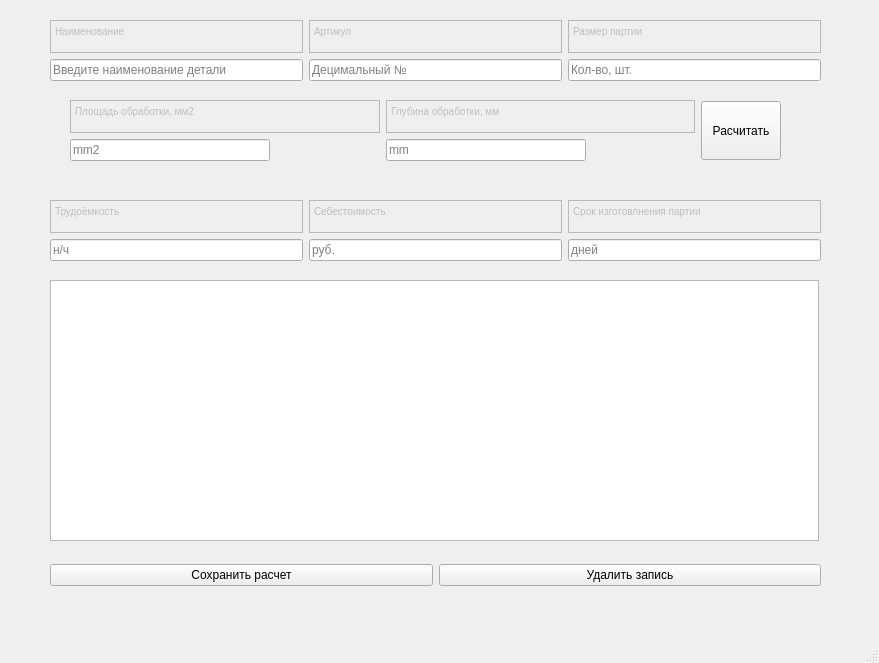
Old version of the form Kalkulation.ui in the repository xah-t/pyqtexam.
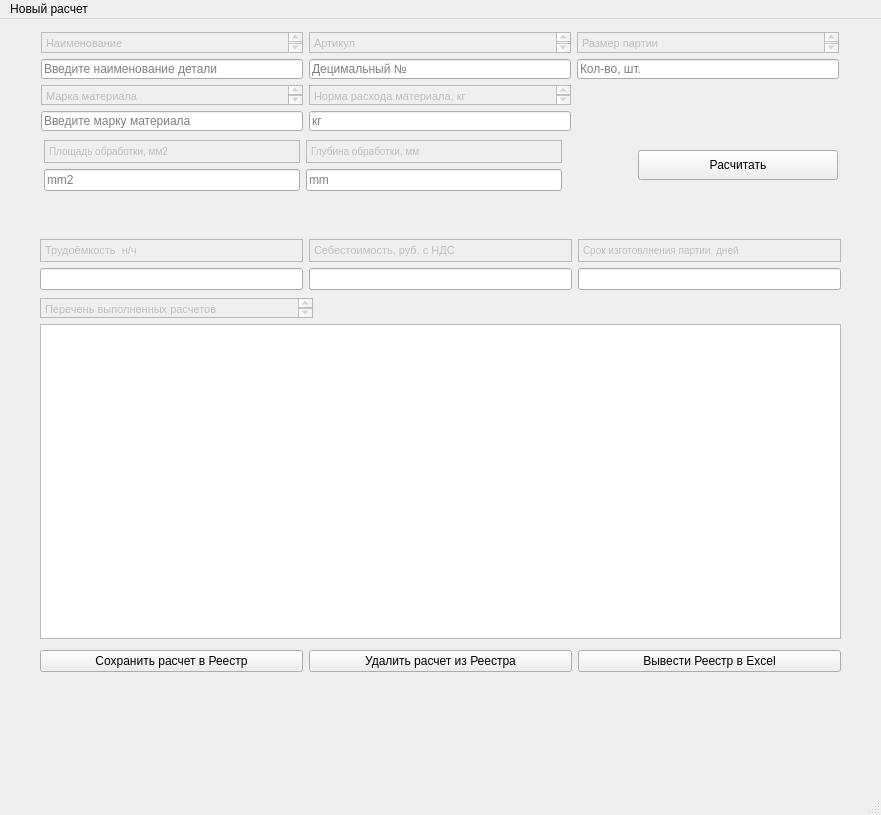
New version of the form.

Commit message: new UI_MainWindow - Kalkulation.py new DB - fieldlist_var2

```diff
--- a/Kalkulation.ui
+++ b/Kalkulation.ui
@@ -6,8 +6,8 @@
    <rect>
     <x>0</x>
     <y>0</y>
-    <width>879</width>
-    <height>663</height>
+    <width>881</width>
+    <height>815</height>
    </rect>
   </property>
   <property name="minimumSize">
@@ -23,10 +23,237 @@
    <widget class="QWidget" name="layoutWidget">
     <property name="geometry">
      <rect>
-      <x>50</x>
-      <y>20</y>
-      <width>771</width>
-      <height>61</height>
+      <x>40</x>
+      <y>220</y>
+      <width>801</width>
+      <height>51</height>
+     </rect>
+    </property>
+    <layout class="QHBoxLayout" name="horizontalLayout_3">
+     <item>
+      <layout class="QVBoxLayout" name="verticalLayout">
+       <item>
+        <widget class="QTextEdit" name="textEdit">
+         <property name="enabled">
+          <bool>false</bool>
+         </property>
+         <property name="readOnly">
+          <bool>true</bool>
+         </property>
+         <property name="markdown">
+          <string>Трудоёмкость  н/ч
+
+</string>
+         </property>
+         <property name="html">
+          <string>&lt;!DOCTYPE HTML PUBLIC &quot;-//W3C//DTD HTML 4.0//EN&quot; &quot;http://www.w3.org/TR/REC-html40/strict.dtd&quot;&gt;
+&lt;html&gt;&lt;head&gt;&lt;meta name=&quot;qrichtext&quot; content=&quot;1&quot; /&gt;&lt;style type=&quot;text/css&quot;&gt;
+p, li { white-space: pre-wrap; }
+&lt;/style&gt;&lt;/head&gt;&lt;body style=&quot; font-family:'MS Shell Dlg 2'; font-size:8.25pt; font-weight:400; font-style:normal;&quot;&gt;
+&lt;p style=&quot; margin-top:5px; margin-bottom:5px; margin-left:0px; margin-right:0px; -qt-block-indent:0; text-indent:0px;&quot;&gt;Трудоёмкость  н/ч&lt;/p&gt;&lt;/body&gt;&lt;/html&gt;</string>
+         </property>
+        </widget>
+       </item>
+       <item>
+        <widget class="QLineEdit" name="LETrudoemkost">
+         <property name="inputMask">
+          <string/>
+         </property>
+         <property name="text">
+          <string/>
+         </property>
+         <property name="placeholderText">
+          <string/>
+         </property>
+        </widget>
+       </item>
+      </layout>
+     </item>
+     <item>
+      <layout class="QVBoxLayout" name="verticalLayout_2">
+       <item>
+        <widget class="QTextEdit" name="textEdit_2">
+         <property name="enabled">
+          <bool>false</bool>
+         </property>
+         <property name="readOnly">
+          <bool>true</bool>
+         </property>
+         <property name="markdown">
+          <string>Себестоимость, руб. с НДС
+
+</string>
+         </property>
+         <property name="html">
+          <string>&lt;!DOCTYPE HTML PUBLIC &quot;-//W3C//DTD HTML 4.0//EN&quot; &quot;http://www.w3.org/TR/REC-html40/strict.dtd&quot;&gt;
+&lt;html&gt;&lt;head&gt;&lt;meta name=&quot;qrichtext&quot; content=&quot;1&quot; /&gt;&lt;style type=&quot;text/css&quot;&gt;
+p, li { white-space: pre-wrap; }
+&lt;/style&gt;&lt;/head&gt;&lt;body style=&quot; font-family:'MS Shell Dlg 2'; font-size:8.25pt; font-weight:400; font-style:normal;&quot;&gt;
+&lt;p style=&quot; margin-top:5px; margin-bottom:5px; margin-left:0px; margin-right:0px; -qt-block-indent:0; text-indent:0px;&quot;&gt;Себестоимость, руб. с НДС&lt;/p&gt;&lt;/body&gt;&lt;/html&gt;</string>
+         </property>
+        </widget>
+       </item>
+       <item>
+        <widget class="QLineEdit" name="LESebestoimost">
+         <property name="inputMask">
+          <string/>
+         </property>
+         <property name="text">
+          <string/>
+         </property>
+         <property name="placeholderText">
+          <string/>
+         </property>
+        </widget>
+       </item>
+      </layout>
+     </item>
+     <item>
+      <layout class="QVBoxLayout" name="verticalLayout_3">
+       <item>
+        <widget class="QTextEdit" name="textEdit_3">
+         <property name="enabled">
+          <bool>false</bool>
+         </property>
+         <property name="readOnly">
+          <bool>true</bool>
+         </property>
+         <property name="html">
+          <string>&lt;!DOCTYPE HTML PUBLIC &quot;-//W3C//DTD HTML 4.0//EN&quot; &quot;http://www.w3.org/TR/REC-html40/strict.dtd&quot;&gt;
+&lt;html&gt;&lt;head&gt;&lt;meta name=&quot;qrichtext&quot; content=&quot;1&quot; /&gt;&lt;style type=&quot;text/css&quot;&gt;
+p, li { white-space: pre-wrap; }
+&lt;/style&gt;&lt;/head&gt;&lt;body style=&quot; font-family:'MS Shell Dlg 2'; font-size:8.25pt; font-weight:400; font-style:normal;&quot;&gt;
+&lt;p style=&quot; margin-top:0px; margin-bottom:0px; margin-left:0px; margin-right:0px; -qt-block-indent:0; text-indent:0px;&quot;&gt;&lt;span style=&quot; font-size:7.8pt;&quot;&gt;Срок изготовлнения партии, дней&lt;/span&gt;&lt;/p&gt;&lt;/body&gt;&lt;/html&gt;</string>
+         </property>
+        </widget>
+       </item>
+       <item>
+        <widget class="QLineEdit" name="LEVremyapartii">
+         <property name="text">
+          <string/>
+         </property>
+         <property name="placeholderText">
+          <string/>
+         </property>
+        </widget>
+       </item>
+      </layout>
+     </item>
+    </layout>
+   </widget>
+   <widget class="QWidget" name="">
+    <property name="geometry">
+     <rect>
+      <x>40</x>
+      <y>630</y>
+      <width>801</width>
+      <height>25</height>
+     </rect>
+    </property>
+    <layout class="QHBoxLayout" name="horizontalLayout_2">
+     <item>
+      <widget class="QPushButton" name="PBSaved">
+       <property name="text">
+        <string>Сохранить расчет в Реестр</string>
+       </property>
+      </widget>
+     </item>
+     <item>
+      <widget class="QPushButton" name="PBMoved">
+       <property name="text">
+        <string>Удалить расчет из Реестра</string>
+       </property>
+      </widget>
+     </item>
+     <item>
+      <widget class="QPushButton" name="PBExtract">
+       <property name="text">
+        <string>Вывести Реестр в Excel</string>
+       </property>
+      </widget>
+     </item>
+    </layout>
+   </widget>
+   <widget class="QWidget" name="">
+    <property name="geometry">
+     <rect>
+      <x>40</x>
+      <y>279</y>
+      <width>801</width>
+      <height>341</height>
+     </rect>
+    </property>
+    <layout class="QVBoxLayout" name="verticalLayout_12">
+     <item>
+      <layout class="QHBoxLayout" name="horizontalLayout_6">
+       <item>
+        <widget class="QTextEdit" name="textEdit_11">
+         <property name="enabled">
+          <bool>false</bool>
+         </property>
+         <property name="maximumSize">
+          <size>
+           <width>16777215</width>
+           <height>20</height>
+          </size>
+         </property>
+         <property name="readOnly">
+          <bool>true</bool>
+         </property>
+         <property name="markdown">
+          <string>Перечень выполненных расчетов
+
+</string>
+         </property>
+         <property name="html">
+          <string>&lt;!DOCTYPE HTML PUBLIC &quot;-//W3C//DTD HTML 4.0//EN&quot; &quot;http://www.w3.org/TR/REC-html40/strict.dtd&quot;&gt;
+&lt;html&gt;&lt;head&gt;&lt;meta name=&quot;qrichtext&quot; content=&quot;1&quot; /&gt;&lt;style type=&quot;text/css&quot;&gt;
+p, li { white-space: pre-wrap; }
+&lt;/style&gt;&lt;/head&gt;&lt;body style=&quot; font-family:'MS Shell Dlg 2'; font-size:8.25pt; font-weight:400; font-style:normal;&quot;&gt;
+&lt;p style=&quot; margin-top:5px; margin-bottom:5px; margin-left:0px; margin-right:0px; -qt-block-indent:0; text-indent:0px;&quot;&gt;Перечень выполненных расчетов&lt;/p&gt;&lt;/body&gt;&lt;/html&gt;</string>
+         </property>
+        </widget>
+       </item>
+       <item>
+        <spacer name="horizontalSpacer">
+         <property name="orientation">
+          <enum>Qt::Horizontal</enum>
+         </property>
+         <property name="sizeHint" stdset="0">
+          <size>
+           <width>528</width>
+           <height>20</height>
+          </size>
+         </property>
+        </spacer>
+       </item>
+      </layout>
+     </item>
+     <item>
+      <widget class="QTableView" name="tableView">
+       <property name="minimumSize">
+        <size>
+         <width>0</width>
+         <height>300</height>
+        </size>
+       </property>
+       <property name="maximumSize">
+        <size>
+         <width>16777215</width>
+         <height>500</height>
+        </size>
+       </property>
+      </widget>
+     </item>
+    </layout>
+   </widget>
+   <widget class="QWidget" name="">
+    <property name="geometry">
+     <rect>
+      <x>41</x>
+      <y>13</y>
+      <width>798</width>
+      <height>47</height>
      </rect>
     </property>
     <layout class="QHBoxLayout" name="horizontalLayout">
@@ -44,8 +271,8 @@
           <string>&lt;!DOCTYPE HTML PUBLIC &quot;-//W3C//DTD HTML 4.0//EN&quot; &quot;http://www.w3.org/TR/REC-html40/strict.dtd&quot;&gt;
 &lt;html&gt;&lt;head&gt;&lt;meta name=&quot;qrichtext&quot; content=&quot;1&quot; /&gt;&lt;style type=&quot;text/css&quot;&gt;
 p, li { white-space: pre-wrap; }
-&lt;/style&gt;&lt;/head&gt;&lt;body style=&quot; font-family:'MS Shell Dlg 2'; font-size:7.8pt; font-weight:400; font-style:normal;&quot;&gt;
-&lt;p style=&quot; margin-top:0px; margin-bottom:0px; margin-left:0px; margin-right:0px; -qt-block-indent:0; text-indent:0px;&quot;&gt;Наименование&lt;/p&gt;&lt;/body&gt;&lt;/html&gt;</string>
+&lt;/style&gt;&lt;/head&gt;&lt;body style=&quot; font-family:'MS Shell Dlg 2'; font-size:8.25pt; font-weight:400; font-style:normal;&quot;&gt;
+&lt;p style=&quot; margin-top:5px; margin-bottom:5px; margin-left:0px; margin-right:0px; -qt-block-indent:0; text-indent:0px;&quot;&gt;Наименование&lt;/p&gt;&lt;/body&gt;&lt;/html&gt;</string>
          </property>
         </widget>
        </item>
@@ -90,8 +317,8 @@
           <string>&lt;!DOCTYPE HTML PUBLIC &quot;-//W3C//DTD HTML 4.0//EN&quot; &quot;http://www.w3.org/TR/REC-html40/strict.dtd&quot;&gt;
 &lt;html&gt;&lt;head&gt;&lt;meta name=&quot;qrichtext&quot; content=&quot;1&quot; /&gt;&lt;style type=&quot;text/css&quot;&gt;
 p, li { white-space: pre-wrap; }
-&lt;/style&gt;&lt;/head&gt;&lt;body style=&quot; font-family:'MS Shell Dlg 2'; font-size:7.8pt; font-weight:400; font-style:normal;&quot;&gt;
-&lt;p style=&quot; margin-top:0px; margin-bottom:0px; margin-left:0px; margin-right:0px; -qt-block-indent:0; text-indent:0px;&quot;&gt;Артикул&lt;/p&gt;&lt;/body&gt;&lt;/html&gt;</string>
+&lt;/style&gt;&lt;/head&gt;&lt;body style=&quot; font-family:'MS Shell Dlg 2'; font-size:8.25pt; font-weight:400; font-style:normal;&quot;&gt;
+&lt;p style=&quot; margin-top:5px; margin-bottom:5px; margin-left:0px; margin-right:0px; -qt-block-indent:0; text-indent:0px;&quot;&gt;Артикул&lt;/p&gt;&lt;/body&gt;&lt;/html&gt;</string>
          </property>
         </widget>
        </item>
@@ -124,8 +351,8 @@
           <string>&lt;!DOCTYPE HTML PUBLIC &quot;-//W3C//DTD HTML 4.0//EN&quot; &quot;http://www.w3.org/TR/REC-html40/strict.dtd&quot;&gt;
 &lt;html&gt;&lt;head&gt;&lt;meta name=&quot;qrichtext&quot; content=&quot;1&quot; /&gt;&lt;style type=&quot;text/css&quot;&gt;
 p, li { white-space: pre-wrap; }
-&lt;/style&gt;&lt;/head&gt;&lt;body style=&quot; font-family:'MS Shell Dlg 2'; font-size:7.8pt; font-weight:400; font-style:normal;&quot;&gt;
-&lt;p style=&quot; margin-top:0px; margin-bottom:0px; margin-left:0px; margin-right:0px; -qt-block-indent:0; text-indent:0px;&quot;&gt;Размер партии&lt;/p&gt;&lt;/body&gt;&lt;/html&gt;</string>
+&lt;/style&gt;&lt;/head&gt;&lt;body style=&quot; font-family:'MS Shell Dlg 2'; font-size:8.25pt; font-weight:400; font-style:normal;&quot;&gt;
+&lt;p style=&quot; margin-top:5px; margin-bottom:5px; margin-left:0px; margin-right:0px; -qt-block-indent:0; text-indent:0px;&quot;&gt;Размер партии&lt;/p&gt;&lt;/body&gt;&lt;/html&gt;</string>
          </property>
         </widget>
        </item>
@@ -152,153 +379,143 @@
      </item>
     </layout>
    </widget>
-   <widget class="QWidget" name="layoutWidget">
+   <widget class="QWidget" name="">
     <property name="geometry">
      <rect>
-      <x>50</x>
-      <y>200</y>
-      <width>771</width>
-      <height>61</height>
-     </rect>
-    </property>
-    <layout class="QHBoxLayout" name="horizontalLayout_3">
-     <item>
-      <layout class="QVBoxLayout" name="verticalLayout">
-       <item>
-        <widget class="QTextEdit" name="textEdit">
-         <property name="enabled">
-          <bool>false</bool>
-         </property>
-         <property name="readOnly">
-          <bool>true</bool>
-         </property>
-         <property name="html">
-          <string>&lt;!DOCTYPE HTML PUBLIC &quot;-//W3C//DTD HTML 4.0//EN&quot; &quot;http://www.w3.org/TR/REC-html40/strict.dtd&quot;&gt;
-&lt;html&gt;&lt;head&gt;&lt;meta name=&quot;qrichtext&quot; content=&quot;1&quot; /&gt;&lt;style type=&quot;text/css&quot;&gt;
-p, li { white-space: pre-wrap; }
-&lt;/style&gt;&lt;/head&gt;&lt;body style=&quot; font-family:'MS Shell Dlg 2'; font-size:7.8pt; font-weight:400; font-style:normal;&quot;&gt;
-&lt;p style=&quot; margin-top:0px; margin-bottom:0px; margin-left:0px; margin-right:0px; -qt-block-indent:0; text-indent:0px;&quot;&gt;Трудоёмкость&lt;/p&gt;&lt;/body&gt;&lt;/html&gt;</string>
-         </property>
-        </widget>
-       </item>
-       <item>
-        <widget class="QLineEdit" name="lineEdit_6">
-         <property name="inputMask">
-          <string/>
-         </property>
-         <property name="text">
-          <string/>
-         </property>
-         <property name="placeholderText">
-          <string>н/ч</string>
-         </property>
-        </widget>
-       </item>
-      </layout>
-     </item>
-     <item>
-      <layout class="QVBoxLayout" name="verticalLayout_2">
-       <item>
-        <widget class="QTextEdit" name="textEdit_2">
-         <property name="enabled">
-          <bool>false</bool>
-         </property>
-         <property name="readOnly">
-          <bool>true</bool>
-         </property>
-         <property name="html">
-          <string>&lt;!DOCTYPE HTML PUBLIC &quot;-//W3C//DTD HTML 4.0//EN&quot; &quot;http://www.w3.org/TR/REC-html40/strict.dtd&quot;&gt;
-&lt;html&gt;&lt;head&gt;&lt;meta name=&quot;qrichtext&quot; content=&quot;1&quot; /&gt;&lt;style type=&quot;text/css&quot;&gt;
-p, li { white-space: pre-wrap; }
-&lt;/style&gt;&lt;/head&gt;&lt;body style=&quot; font-family:'MS Shell Dlg 2'; font-size:7.8pt; font-weight:400; font-style:normal;&quot;&gt;
-&lt;p style=&quot; margin-top:0px; margin-bottom:0px; margin-left:0px; margin-right:0px; -qt-block-indent:0; text-indent:0px;&quot;&gt;Себестоимость&lt;/p&gt;&lt;/body&gt;&lt;/html&gt;</string>
-         </property>
-        </widget>
-       </item>
-       <item>
-        <widget class="QLineEdit" name="lineEdit_7">
-         <property name="inputMask">
-          <string/>
-         </property>
-         <property name="text">
-          <string/>
-         </property>
-         <property name="placeholderText">
-          <string>руб.</string>
-         </property>
-        </widget>
-       </item>
-      </layout>
-     </item>
-     <item>
-      <layout class="QVBoxLayout" name="verticalLayout_3">
-       <item>
-        <widget class="QTextEdit" name="textEdit_3">
-         <property name="enabled">
-          <bool>false</bool>
-         </property>
-         <property name="readOnly">
-          <bool>true</bool>
-         </property>
-         <property name="html">
-          <string>&lt;!DOCTYPE HTML PUBLIC &quot;-//W3C//DTD HTML 4.0//EN&quot; &quot;http://www.w3.org/TR/REC-html40/strict.dtd&quot;&gt;
-&lt;html&gt;&lt;head&gt;&lt;meta name=&quot;qrichtext&quot; content=&quot;1&quot; /&gt;&lt;style type=&quot;text/css&quot;&gt;
-p, li { white-space: pre-wrap; }
-&lt;/style&gt;&lt;/head&gt;&lt;body style=&quot; font-family:'MS Shell Dlg 2'; font-size:7.8pt; font-weight:400; font-style:normal;&quot;&gt;
-&lt;p style=&quot; margin-top:0px; margin-bottom:0px; margin-left:0px; margin-right:0px; -qt-block-indent:0; text-indent:0px;&quot;&gt;Срок изготовлнения партии&lt;/p&gt;&lt;/body&gt;&lt;/html&gt;</string>
-         </property>
-        </widget>
-       </item>
-       <item>
-        <widget class="QLineEdit" name="lineEdit_8">
-         <property name="text">
-          <string/>
-         </property>
-         <property name="placeholderText">
-          <string>дней</string>
-         </property>
-        </widget>
-       </item>
-      </layout>
-     </item>
-    </layout>
-   </widget>
-   <widget class="QWidget" name="layoutWidget">
-    <property name="geometry">
-     <rect>
-      <x>50</x>
-      <y>560</y>
-      <width>771</width>
-      <height>30</height>
+      <x>41</x>
+      <y>66</y>
+      <width>798</width>
+      <height>46</height>
      </rect>
     </property>
     <layout class="QHBoxLayout" name="horizontalLayout_4">
      <item>
-      <widget class="QPushButton" name="pushButton_2">
-       <property name="text">
-        <string>Сохранить расчет</string>
-       </property>
-      </widget>
+      <layout class="QVBoxLayout" name="verticalLayout_9">
+       <item>
+        <widget class="QTextEdit" name="textEdit_8">
+         <property name="enabled">
+          <bool>false</bool>
+         </property>
+         <property name="readOnly">
+          <bool>true</bool>
+         </property>
+         <property name="markdown">
+          <string>Марка материала
+
+</string>
+         </property>
+         <property name="html">
+          <string>&lt;!DOCTYPE HTML PUBLIC &quot;-//W3C//DTD HTML 4.0//EN&quot; &quot;http://www.w3.org/TR/REC-html40/strict.dtd&quot;&gt;
+&lt;html&gt;&lt;head&gt;&lt;meta name=&quot;qrichtext&quot; content=&quot;1&quot; /&gt;&lt;style type=&quot;text/css&quot;&gt;
+p, li { white-space: pre-wrap; }
+&lt;/style&gt;&lt;/head&gt;&lt;body style=&quot; font-family:'MS Shell Dlg 2'; font-size:8.25pt; font-weight:400; font-style:normal;&quot;&gt;
+&lt;p style=&quot; margin-top:5px; margin-bottom:5px; margin-left:0px; margin-right:0px; -qt-block-indent:0; text-indent:0px;&quot;&gt;Марка материала&lt;/p&gt;&lt;/body&gt;&lt;/html&gt;</string>
+         </property>
+        </widget>
+       </item>
+       <item>
+        <widget class="QLineEdit" name="LEMaterial">
+         <property name="toolTip">
+          <string/>
+         </property>
+         <property name="statusTip">
+          <string/>
+         </property>
+         <property name="whatsThis">
+          <string/>
+         </property>
+         <property name="accessibleName">
+          <string/>
+         </property>
+         <property name="inputMask">
+          <string/>
+         </property>
+         <property name="text">
+          <string/>
+         </property>
+         <property name="placeholderText">
+          <string>Введите марку материала</string>
+         </property>
+        </widget>
+       </item>
+      </layout>
      </item>
      <item>
-      <widget class="QPushButton" name="pushButton_3">
-       <property name="text">
-        <string>Удалить запись</string>
+      <layout class="QVBoxLayout" name="verticalLayout_10">
+       <item>
+        <widget class="QTextEdit" name="textEdit_10">
+         <property name="enabled">
+          <bool>false</bool>
+         </property>
+         <property name="readOnly">
+          <bool>true</bool>
+         </property>
+         <property name="markdown">
+          <string>Норма расхода материала, кг
+
+</string>
+         </property>
+         <property name="html">
+          <string>&lt;!DOCTYPE HTML PUBLIC &quot;-//W3C//DTD HTML 4.0//EN&quot; &quot;http://www.w3.org/TR/REC-html40/strict.dtd&quot;&gt;
+&lt;html&gt;&lt;head&gt;&lt;meta name=&quot;qrichtext&quot; content=&quot;1&quot; /&gt;&lt;style type=&quot;text/css&quot;&gt;
+p, li { white-space: pre-wrap; }
+&lt;/style&gt;&lt;/head&gt;&lt;body style=&quot; font-family:'MS Shell Dlg 2'; font-size:8.25pt; font-weight:400; font-style:normal;&quot;&gt;
+&lt;p style=&quot; margin-top:5px; margin-bottom:5px; margin-left:0px; margin-right:0px; -qt-block-indent:0; text-indent:0px;&quot;&gt;Норма расхода материала, кг&lt;/p&gt;&lt;/body&gt;&lt;/html&gt;</string>
+         </property>
+        </widget>
+       </item>
+       <item>
+        <widget class="QLineEdit" name="LEMaterialrate">
+         <property name="toolTip">
+          <string/>
+         </property>
+         <property name="statusTip">
+          <string/>
+         </property>
+         <property name="whatsThis">
+          <string/>
+         </property>
+         <property name="accessibleName">
+          <string/>
+         </property>
+         <property name="inputMask">
+          <string/>
+         </property>
+         <property name="text">
+          <string/>
+         </property>
+         <property name="placeholderText">
+          <string>кг</string>
+         </property>
+        </widget>
+       </item>
+      </layout>
+     </item>
+     <item>
+      <spacer name="horizontalSpacer_2">
+       <property name="orientation">
+        <enum>Qt::Horizontal</enum>
        </property>
-      </widget>
+       <property name="sizeHint" stdset="0">
+        <size>
+         <width>268</width>
+         <height>20</height>
+        </size>
+       </property>
+      </spacer>
      </item>
     </layout>
    </widget>
-   <widget class="QWidget" name="layoutWidget">
+   <widget class="QWidget" name="">
     <property name="geometry">
      <rect>
-      <x>70</x>
-      <y>100</y>
-      <width>711</width>
-      <height>61</height>
+      <x>44</x>
+      <y>121</y>
+      <width>794</width>
+      <height>51</height>
      </rect>
     </property>
-    <layout class="QHBoxLayout" name="horizontalLayout_2">
+    <layout class="QHBoxLayout" name="horizontalLayout_5">
      <item>
       <layout class="QVBoxLayout" name="verticalLayout_7">
        <item>
@@ -313,8 +530,8 @@
           <string>&lt;!DOCTYPE HTML PUBLIC &quot;-//W3C//DTD HTML 4.0//EN&quot; &quot;http://www.w3.org/TR/REC-html40/strict.dtd&quot;&gt;
 &lt;html&gt;&lt;head&gt;&lt;meta name=&quot;qrichtext&quot; content=&quot;1&quot; /&gt;&lt;style type=&quot;text/css&quot;&gt;
 p, li { white-space: pre-wrap; }
-&lt;/style&gt;&lt;/head&gt;&lt;body style=&quot; font-family:'MS Shell Dlg 2'; font-size:7.8pt; font-weight:400; font-style:normal;&quot;&gt;
-&lt;p style=&quot; margin-top:0px; margin-bottom:0px; margin-left:0px; margin-right:0px; -qt-block-indent:0; text-indent:0px;&quot;&gt;Площадь обработки, мм2&lt;/p&gt;&lt;/body&gt;&lt;/html&gt;</string>
+&lt;/style&gt;&lt;/head&gt;&lt;body style=&quot; font-family:'MS Shell Dlg 2'; font-size:8.25pt; font-weight:400; font-style:normal;&quot;&gt;
+&lt;p style=&quot; margin-top:0px; margin-bottom:0px; margin-left:0px; margin-right:0px; -qt-block-indent:0; text-indent:0px;&quot;&gt;&lt;span style=&quot; font-size:7.8pt;&quot;&gt;Площадь обработки, мм2&lt;/span&gt;&lt;/p&gt;&lt;/body&gt;&lt;/html&gt;</string>
          </property>
         </widget>
        </item>
@@ -328,7 +545,7 @@
          </property>
          <property name="maximumSize">
           <size>
-           <width>200</width>
+           <width>16777215</width>
            <height>16777215</height>
           </size>
          </property>
@@ -364,8 +581,8 @@
           <string>&lt;!DOCTYPE HTML PUBLIC &quot;-//W3C//DTD HTML 4.0//EN&quot; &quot;http://www.w3.org/TR/REC-html40/strict.dtd&quot;&gt;
 &lt;html&gt;&lt;head&gt;&lt;meta name=&quot;qrichtext&quot; content=&quot;1&quot; /&gt;&lt;style type=&quot;text/css&quot;&gt;
 p, li { white-space: pre-wrap; }
-&lt;/style&gt;&lt;/head&gt;&lt;body style=&quot; font-family:'MS Shell Dlg 2'; font-size:7.8pt; font-weight:400; font-style:normal;&quot;&gt;
-&lt;p style=&quot; margin-top:5px; margin-bottom:5px; margin-left:0px; margin-right:0px; -qt-block-indent:0; text-indent:0px;&quot;&gt;Глубина обработки, мм&lt;/p&gt;&lt;/body&gt;&lt;/html&gt;</string>
+&lt;/style&gt;&lt;/head&gt;&lt;body style=&quot; font-family:'MS Shell Dlg 2'; font-size:8.25pt; font-weight:400; font-style:normal;&quot;&gt;
+&lt;p style=&quot; margin-top:5px; margin-bottom:5px; margin-left:0px; margin-right:0px; -qt-block-indent:0; text-indent:0px;&quot;&gt;&lt;span style=&quot; font-size:7.8pt;&quot;&gt;Глубина обработки, мм&lt;/span&gt;&lt;/p&gt;&lt;/body&gt;&lt;/html&gt;</string>
          </property>
         </widget>
        </item>
@@ -379,7 +596,7 @@
          </property>
          <property name="maximumSize">
           <size>
-           <width>200</width>
+           <width>16777215</width>
            <height>16777215</height>
           </size>
          </property>
@@ -394,11 +611,24 @@
       </layout>
      </item>
      <item>
-      <widget class="QPushButton" name="pushButton">
+      <spacer name="horizontalSpacer_3">
+       <property name="orientation">
+        <enum>Qt::Horizontal</enum>
+       </property>
+       <property name="sizeHint" stdset="0">
+        <size>
+         <width>58</width>
+         <height>20</height>
+        </size>
+       </property>
+      </spacer>
+     </item>
+     <item>
+      <widget class="QPushButton" name="PBRaschet">
        <property name="minimumSize">
         <size>
-         <width>70</width>
-         <height>59</height>
+         <width>200</width>
+         <height>30</height>
         </size>
        </property>
        <property name="maximumSize">
@@ -414,32 +644,23 @@
      </item>
     </layout>
    </widget>
-   <widget class="QTableView" name="tableView">
-    <property name="geometry">
-     <rect>
-      <x>50</x>
-      <y>280</y>
-      <width>769</width>
-      <height>261</height>
-     </rect>
-    </property>
-    <property name="maximumSize">
-     <size>
-      <width>16777215</width>
-      <height>300</height>
-     </size>
-    </property>
-   </widget>
   </widget>
   <widget class="QMenuBar" name="menubar">
    <property name="geometry">
     <rect>
      <x>0</x>
      <y>0</y>
-     <width>879</width>
-     <height>26</height>
+     <width>881</width>
+     <height>21</height>
     </rect>
    </property>
+   <widget class="QMenu" name="menu">
+    <property name="title">
+     <string>Новый расчет</string>
+    </property>
+    <addaction name="separator"/>
+   </widget>
+   <addaction name="menu"/>
   </widget>
   <widget class="QStatusBar" name="statusbar"/>
  </widget>
```
Left out of the diff: 27 changed lines with no effect on the pictures. The commit also changes 339 other files.
